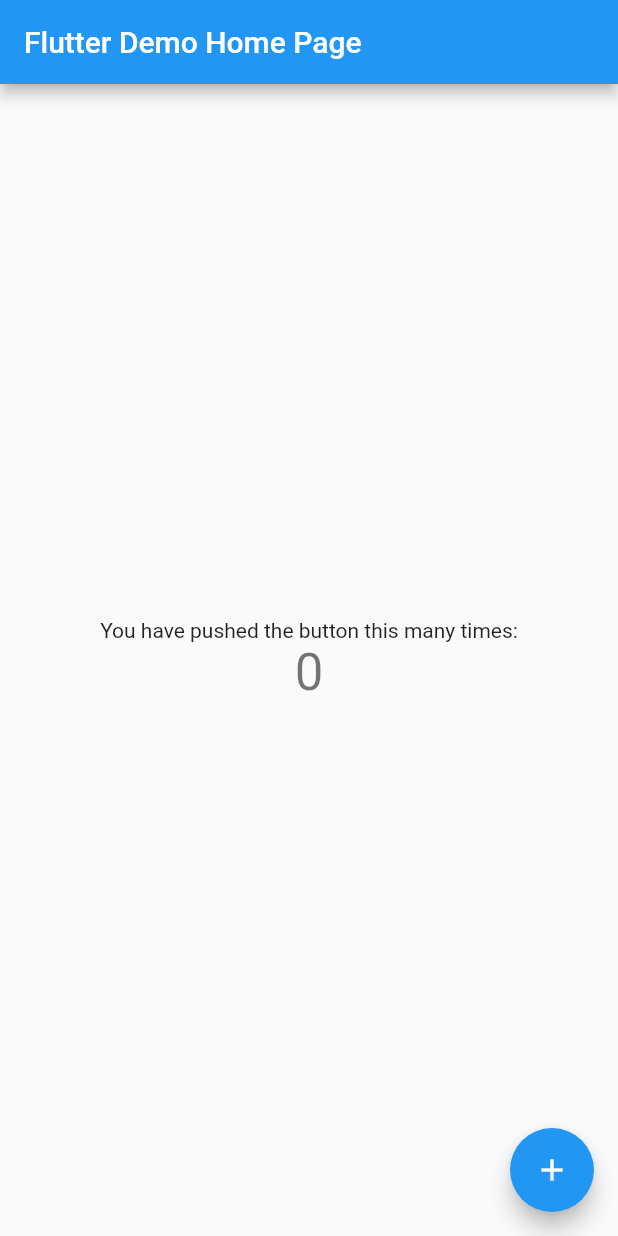
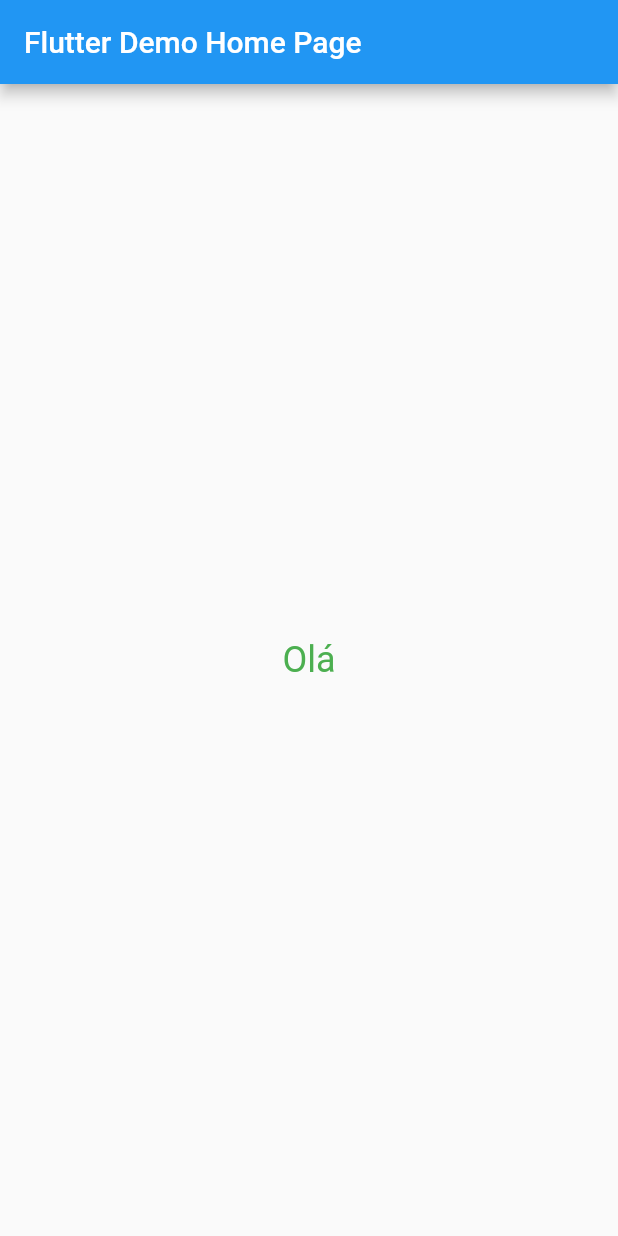
Before and after one commit to JuanLinkout/clean-flutter, a Flutter app: the screen it shows after launch, on a phone screen of 412 x 824 dp. Run offline on Flutter 3.47's test engine with Material 2 defaults, Android fonts, the phone set to English and light mode, and no system bars.

```diff
--- /dev/null
+++ b/lib/domain/entities/account_entity.dart
@@ -0,0 +1,5 @@
+class AccountEntity {
+  final String token;
+
+  AccountEntity(this.token);
+}
--- /dev/null
+++ b/lib/domain/entities/index.dart
@@ -0,0 +1 @@
+export './account_entity.dart';
--- /dev/null
+++ b/lib/domain/usecases/authentication.dart
@@ -0,0 +1,5 @@
+import '../entities/index.dart';
+
+abstract class Authentication {
+  Future<AccountEntity> auth({required String email, required String pasword});
+}
--- /dev/null
+++ b/lib/domain/usecases/index.dart
@@ -0,0 +1 @@
+export './authentication.dart';
--- a/lib/main.dart
+++ b/lib/main.dart
@@ -1,3 +1,6 @@
+// ignore_for_file: public_member_api_docs, sort_constructors_first
+import 'dart:convert';
+
 import 'package:flutter/material.dart';
 
 void main() {
@@ -13,15 +16,6 @@ class MyApp extends StatelessWidget {
     return MaterialApp(
       title: 'Flutter Demo',
       theme: ThemeData(
-        // This is the theme of your application.
-        //
-        // Try running your application with "flutter run". You'll see the
-        // application has a blue toolbar. Then, without quitting the app, try
-        // changing the primarySwatch below to Colors.green and then invoke
-        // "hot reload" (press "r" in the console where you ran "flutter run",
-        // or simply save your changes to "hot reload" in a Flutter IDE).
-        // Notice that the counter didn't reset back to zero; the application
-        // is not restarted.
         primarySwatch: Colors.blue,
       ),
       home: const MyHomePage(title: 'Flutter Demo Home Page'),
@@ -31,16 +25,6 @@ class MyApp extends StatelessWidget {
 
 class MyHomePage extends StatefulWidget {
   const MyHomePage({super.key, required this.title});
-
-  // This widget is the home page of your application. It is stateful, meaning
-  // that it has a State object (defined below) that contains fields that affect
-  // how it looks.
-
-  // This class is the configuration for the state. It holds the values (in this
-  // case the title) provided by the parent (in this case the App widget) and
-  // used by the build method of the State. Fields in a Widget subclass are
-  // always marked "final".
-
   final String title;
 
   @override
@@ -61,55 +45,74 @@ class _MyHomePageState extends State<MyHomePage> {
     });
   }
 
-  @override
   Widget build(BuildContext context) {
-    // This method is rerun every time setState is called, for instance as done
-    // by the _incrementCounter method above.
-    //
-    // The Flutter framework has been optimized to make rerunning build methods
-    // fast, so that you can just rebuild anything that needs updating rather
-    // than having to individually change instances of widgets.
     return Scaffold(
       appBar: AppBar(
-        // Here we take the value from the MyHomePage object that was created by
-        // the App.build method, and use it to set our appbar title.
         title: Text(widget.title),
       ),
       body: Center(
-        // Center is a layout widget. It takes a single child and positions it
-        // in the middle of the parent.
         child: Column(
-          // Column is also a layout widget. It takes a list of children and
-          // arranges them vertically. By default, it sizes itself to fit its
-          // children horizontally, and tries to be as tall as its parent.
-          //
-          // Invoke "debug painting" (press "p" in the console, choose the
-          // "Toggle Debug Paint" action from the Flutter Inspector in Android
-          // Studio, or the "Toggle Debug Paint" command in Visual Studio Code)
-          // to see the wireframe for each widget.
-          //
-          // Column has various properties to control how it sizes itself and
-          // how it positions its children. Here we use mainAxisAlignment to
-          // center the children vertically; the main axis here is the vertical
-          // axis because Columns are vertical (the cross axis would be
-          // horizontal).
           mainAxisAlignment: MainAxisAlignment.center,
-          children: <Widget>[
-            const Text(
-              'You have pushed the button this many times:',
-            ),
+          children: const [
             Text(
-              '$_counter',
-              style: Theme.of(context).textTheme.headline4,
-            ),
+              "Olá",
+              style: TextStyle(color: Colors.green, fontSize: 24),
+            )
           ],
         ),
       ),
-      floatingActionButton: FloatingActionButton(
-        onPressed: _incrementCounter,
-        tooltip: 'Increment',
-        child: const Icon(Icons.add),
-      ), // This trailing comma makes auto-formatting nicer for build methods.
     );
   }
 }
+
+// @override
+  // Widget build(BuildContext context) {
+  //   // This method is rerun every time setState is called, for instance as done
+  //   // by the _incrementCounter method above.
+  //   //
+  //   // The Flutter framework has been optimized to make rerunning build methods
+  //   // fast, so that you can just rebuild anything that needs updating rather
+  //   // than having to individually change instances of widgets.
+  //   return Scaffold(
+  //     appBar: AppBar(
+  //       // Here we take the value from the MyHomePage object that was created by
+  //       // the App.build method, and use it to set our appbar title.
+  //       title: Text(widget.title),
+  //     ),
+  //     body: Center(
+  //       // Center is a layout widget. It takes a single child and positions it
+  //       // in the middle of the parent.
+  //       child: Column(
+  //         // Column is also a layout widget. It takes a list of children and
+  //         // arranges them vertically. By default, it sizes itself to fit its
+  //         // children horizontally, and tries to be as tall as its parent.
+  //         //
+  //         // Invoke "debug painting" (press "p" in the console, choose the
+  //         // "Toggle Debug Paint" action from the Flutter Inspector in Android
+  //         // Studio, or the "Toggle Debug Paint" command in Visual Studio Code)
+  //         // to see the wireframe for each widget.
+  //         //
+  //         // Column has various properties to control how it sizes itself and
+  //         // how it positions its children. Here we use mainAxisAlignment to
+  //         // center the children vertically; the main axis here is the vertical
+  //         // axis because Columns are vertical (the cross axis would be
+  //         // horizontal).
+  //         mainAxisAlignment: MainAxisAlignment.center,
+  //         children: <Widget>[
+  //           const Text(
+  //             'You have pushed the button this many times:',
+  //           ),
+  //           Text(
+  //             '$_counter',
+  //             style: Theme.of(context).textTheme.headline4,
+  //           ),
+  //         ],
+  //       ),
+  //     ),
+  //     floatingActionButton: FloatingActionButton(
+  //       onPressed: _incrementCounter,
+  //       tooltip: 'Increment',
+  //       child: const Icon(Icons.add),
+  //     ), // This trailing comma makes auto-formatting nicer for build methods.
+  //   );
+  // }
```
